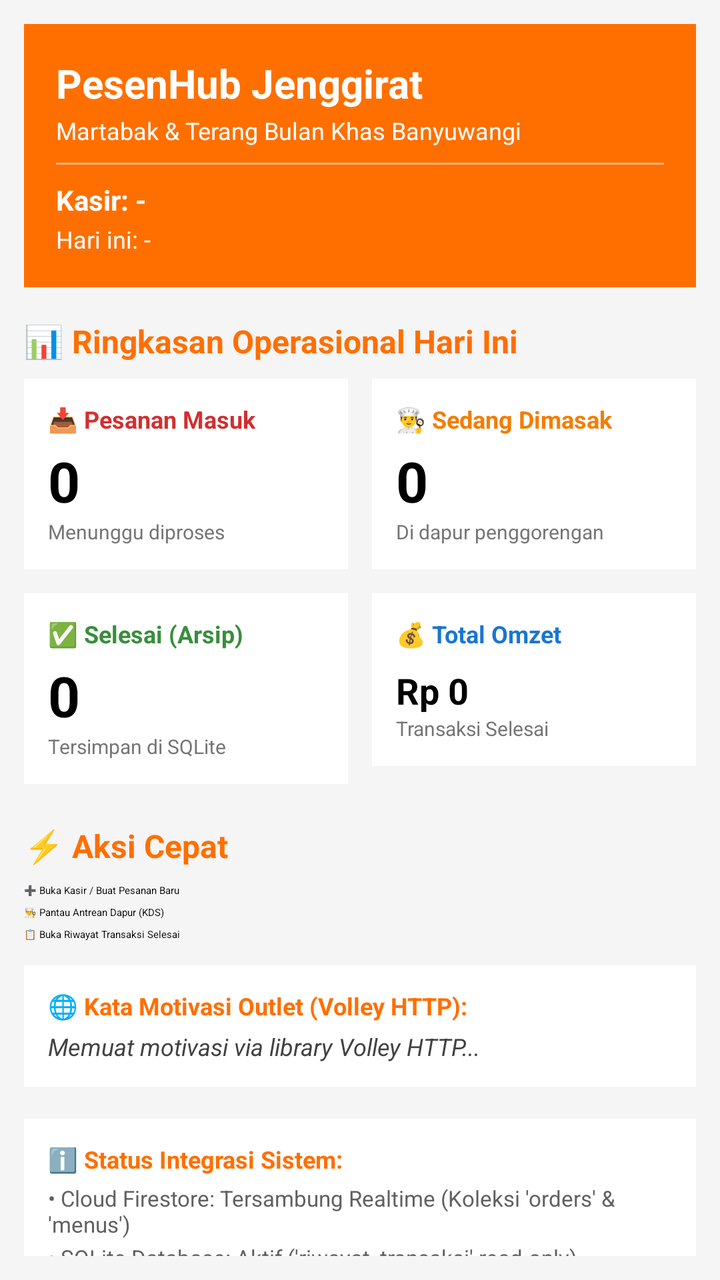
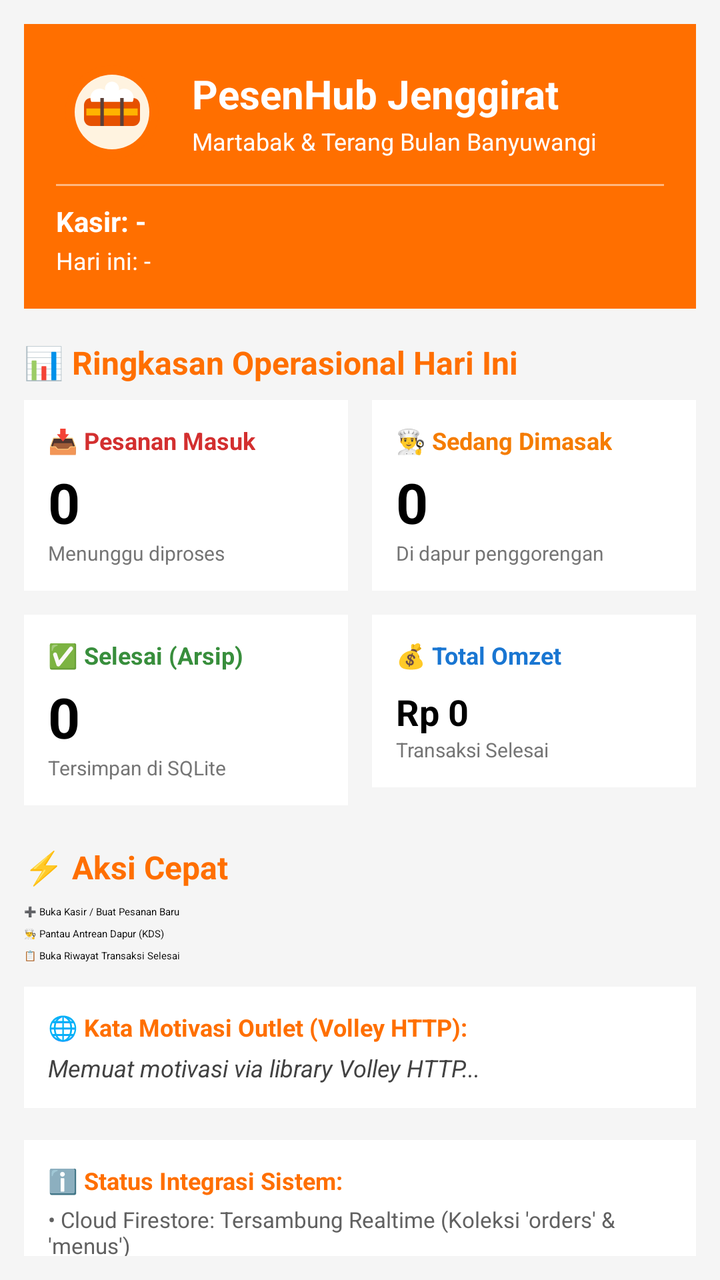

Two renders of the same Android screen: before a commit and after it. Below are the layout's source before the change and the commit's diff.
<!-- AndroidManifest.xml: application theme Theme.Material3.Light -->
<!-- res/layout/fragment_dashboard.xml -->
<?xml version="1.0" encoding="utf-8"?>
<ScrollView xmlns:android="http://schemas.android.com/apk/res/android"
    android:layout_width="match_parent"
    android:layout_height="match_parent"
    android:background="@color/background"
    android:padding="12dp">

    <LinearLayout
        android:layout_width="match_parent"
        android:layout_height="wrap_content"
        android:orientation="vertical">

        
        <LinearLayout
            android:layout_width="match_parent"
            android:layout_height="wrap_content"
            android:orientation="vertical"
            android:background="@color/primary"
            android:padding="16dp">

            <TextView
                android:layout_width="wrap_content"
                android:layout_height="wrap_content"
                android:text="PesenHub Jenggirat"
                android:textColor="@color/white"
                android:textSize="20sp"
                android:textStyle="bold" />

            <TextView
                android:layout_width="wrap_content"
                android:layout_height="wrap_content"
                android:text="Martabak &amp; Terang Bulan Khas Banyuwangi"
                android:textColor="@color/white"
                android:textSize="12sp"
                android:layout_marginTop="2dp" />

            <View
                android:layout_width="match_parent"
                android:layout_height="1dp"
                android:background="#80FFFFFF"
                android:layout_marginVertical="8dp" />

            <TextView
                android:id="@+id/txKasirEmail"
                android:layout_width="wrap_content"
                android:layout_height="wrap_content"
                android:text="Kasir: -"
                android:textColor="@color/white"
                android:textSize="14sp"
                android:textStyle="bold" />

            <TextView
                android:id="@+id/txTanggalHariIni"
                android:layout_width="wrap_content"
                android:layout_height="wrap_content"
                android:text="Hari ini: -"
                android:textColor="@color/white"
                android:textSize="12sp"
                android:layout_marginTop="2dp" />
        </LinearLayout>

        
        <TextView
            android:layout_width="wrap_content"
            android:layout_height="wrap_content"
            android:text="📊 Ringkasan Operasional Hari Ini"
            android:textColor="@color/primary"
            android:textSize="16sp"
            android:textStyle="bold"
            android:layout_marginTop="16dp" />

        
        <LinearLayout
            android:layout_width="match_parent"
            android:layout_height="wrap_content"
            android:orientation="horizontal"
            android:layout_marginTop="8dp">

            
            <LinearLayout
                android:layout_width="0dp"
                android:layout_height="wrap_content"
                android:layout_weight="1"
                android:orientation="vertical"
                android:background="@color/surface"
                android:padding="12dp"
                android:layout_marginEnd="6dp">

                <TextView
                    android:layout_width="wrap_content"
                    android:layout_height="wrap_content"
                    android:text="📥 Pesanan Masuk"
                    android:textSize="12sp"
                    android:textColor="#D32F2F"
                    android:textStyle="bold" />

                <TextView
                    android:id="@+id/txJumlahPending"
                    android:layout_width="wrap_content"
                    android:layout_height="wrap_content"
                    android:text="0"
                    android:textSize="28sp"
                    android:textStyle="bold"
                    android:textColor="@color/black"
                    android:layout_marginTop="4dp" />

                <TextView
                    android:layout_width="wrap_content"
                    android:layout_height="wrap_content"
                    android:text="Menunggu diproses"
                    android:textSize="10sp"
                    android:textColor="#757575" />
            </LinearLayout>

            
            <LinearLayout
                android:layout_width="0dp"
                android:layout_height="wrap_content"
                android:layout_weight="1"
                android:orientation="vertical"
                android:background="@color/surface"
                android:padding="12dp"
                android:layout_marginStart="6dp">

                <TextView
                    android:layout_width="wrap_content"
                    android:layout_height="wrap_content"
                    android:text="👨‍🍳 Sedang Dimasak"
                    android:textSize="12sp"
                    android:textColor="#F57C00"
                    android:textStyle="bold" />

                <TextView
                    android:id="@+id/txJumlahProses"
                    android:layout_width="wrap_content"
                    android:layout_height="wrap_content"
                    android:text="0"
                    android:textSize="28sp"
                    android:textStyle="bold"
                    android:textColor="@color/black"
                    android:layout_marginTop="4dp" />

                <TextView
                    android:layout_width="wrap_content"
                    android:layout_height="wrap_content"
                    android:text="Di dapur penggorengan"
                    android:textSize="10sp"
                    android:textColor="#757575" />
            </LinearLayout>
        </LinearLayout>

        
        <LinearLayout
            android:layout_width="match_parent"
            android:layout_height="wrap_content"
            android:orientation="horizontal"
            android:layout_marginTop="12dp">

            
            <LinearLayout
                android:layout_width="0dp"
                android:layout_height="wrap_content"
                android:layout_weight="1"
                android:orientation="vertical"
                android:background="@color/surface"
                android:padding="12dp"
                android:layout_marginEnd="6dp">

                <TextView
                    android:layout_width="wrap_content"
                    android:layout_height="wrap_content"
                    android:text="✅ Selesai (Arsip)"
                    android:textSize="12sp"
                    android:textColor="#388E3C"
                    android:textStyle="bold" />

                <TextView
                    android:id="@+id/txJumlahSelesai"
                    android:layout_width="wrap_content"
                    android:layout_height="wrap_content"
                    android:text="0"
                    android:textSize="28sp"
                    android:textStyle="bold"
                    android:textColor="@color/black"
                    android:layout_marginTop="4dp" />

                <TextView
                    android:layout_width="wrap_content"
                    android:layout_height="wrap_content"
                    android:text="Tersimpan di SQLite"
                    android:textSize="10sp"
                    android:textColor="#757575" />
            </LinearLayout>

            
            <LinearLayout
                android:layout_width="0dp"
                android:layout_height="wrap_content"
                android:layout_weight="1"
                android:orientation="vertical"
                android:background="@color/surface"
                android:padding="12dp"
                android:layout_marginStart="6dp">

                <TextView
                    android:layout_width="wrap_content"
                    android:layout_height="wrap_content"
                    android:text="💰 Total Omzet"
                    android:textSize="12sp"
                    android:textColor="#1976D2"
                    android:textStyle="bold" />

                <TextView
                    android:id="@+id/txTotalOmzet"
                    android:layout_width="wrap_content"
                    android:layout_height="wrap_content"
                    android:text="Rp 0"
                    android:textSize="18sp"
                    android:textStyle="bold"
                    android:textColor="@color/black"
                    android:layout_marginTop="8dp" />

                <TextView
                    android:layout_width="wrap_content"
                    android:layout_height="wrap_content"
                    android:text="Transaksi Selesai"
                    android:textSize="10sp"
                    android:textColor="#757575" />
            </LinearLayout>
        </LinearLayout>

        
        <TextView
            android:layout_width="wrap_content"
            android:layout_height="wrap_content"
            android:text="⚡ Aksi Cepat"
            android:textColor="@color/primary"
            android:textSize="16sp"
            android:textStyle="bold"
            android:layout_marginTop="20dp" />

        <Button
            android:id="@+id/btnAksiKasir"
            android:layout_width="match_parent"
            android:layout_height="wrap_content"
            android:text="➕ Buka Kasir / Buat Pesanan Baru"
            android:backgroundTint="@color/primary"
            android:layout_marginTop="8dp" />

        <Button
            android:id="@+id/btnAksiAntrian"
            android:layout_width="match_parent"
            android:layout_height="wrap_content"
            android:text="👨‍🍳 Pantau Antrean Dapur (KDS)"
            android:backgroundTint="#F57C00"
            android:layout_marginTop="4dp" />

        <Button
            android:id="@+id/btnAksiRiwayat"
            android:layout_width="match_parent"
            android:layout_height="wrap_content"
            android:text="📋 Buka Riwayat Transaksi Selesai"
            android:backgroundTint="#1976D2"
            android:layout_marginTop="4dp" />

        
        <LinearLayout
            android:layout_width="match_parent"
            android:layout_height="wrap_content"
            android:orientation="vertical"
            android:background="@color/surface"
            android:padding="12dp"
            android:layout_marginTop="12dp">

            <TextView
                android:layout_width="wrap_content"
                android:layout_height="wrap_content"
                android:text="🌐 Kata Motivasi Outlet (Volley HTTP):"
                android:textStyle="bold"
                android:textSize="12sp"
                android:textColor="@color/primary" />

            <TextView
                android:id="@+id/txKutipanVolley"
                android:layout_width="match_parent"
                android:layout_height="wrap_content"
                android:text="Memuat motivasi via library Volley HTTP..."
                android:textSize="12sp"
                android:textStyle="italic"
                android:textColor="#424242"
                android:layout_marginTop="4dp" />
        </LinearLayout>

        
        <LinearLayout
            android:layout_width="match_parent"
            android:layout_height="wrap_content"
            android:orientation="vertical"
            android:background="@color/surface"
            android:padding="12dp"
            android:layout_marginTop="16dp"
            android:layout_marginBottom="24dp">

            <TextView
                android:layout_width="wrap_content"
                android:layout_height="wrap_content"
                android:text="ℹ️ Status Integrasi Sistem:"
                android:textStyle="bold"
                android:textSize="12sp"
                android:textColor="@color/primary" />

            <TextView
                android:layout_width="wrap_content"
                android:layout_height="wrap_content"
                android:text="• Cloud Firestore: Tersambung Realtime (Koleksi 'orders' &amp; 'menus')"
                android:textSize="11sp"
                android:textColor="#616161"
                android:layout_marginTop="4dp" />

            <TextView
                android:layout_width="wrap_content"
                android:layout_height="wrap_content"
                android:text="• SQLite Database: Aktif ('riwayat_transaksi' read-only)"
                android:textSize="11sp"
                android:textColor="#616161"
                android:layout_marginTop="2dp" />

            <TextView
                android:layout_width="wrap_content"
                android:layout_height="wrap_content"
                android:text="• Customer Web: Terhubung (Realtime Firestore)"
                android:textSize="11sp"
                android:textColor="#616161"
                android:layout_marginTop="2dp" />
        </LinearLayout>

    </LinearLayout>
</ScrollView>
<!-- resources referenced by this layout -->
<resources>
  <color name="background">#F5F5F5</color>
  <color name="black">#000000</color>
  <color name="primary">#FF6F00</color>
  <color name="surface">#FFFFFF</color>
  <color name="white">#FFFFFF</color>
  <style name="Theme.Material3.Light" parent="Theme.Material3.DayNight.NoActionBar">
          <item name="colorPrimary">@color/primary</item>
          <item name="colorOnPrimary">@color/on_primary</item>
          <item name="android:statusBarColor">@color/primary_variant</item>
      </style>
  <color name="on_primary">#FFFFFF</color>
  <color name="primary_variant">#E65100</color>
</resources>

<!-- the commit's change to res/layout/fragment_dashboard.xml (unified diff, before → after) -->
@@ -18,21 +18,43 @@
             android:background="@color/primary"
             android:padding="16dp">
 
-            <TextView
-                android:layout_width="wrap_content"
-                android:layout_height="wrap_content"
-                android:text="PesenHub Jenggirat"
-                android:textColor="@color/white"
-                android:textSize="20sp"
-                android:textStyle="bold" />
-
-            <TextView
-                android:layout_width="wrap_content"
-                android:layout_height="wrap_content"
-                android:text="Martabak &amp; Terang Bulan Khas Banyuwangi"
-                android:textColor="@color/white"
-                android:textSize="12sp"
-                android:layout_marginTop="2dp" />
+            <LinearLayout
+                android:layout_width="match_parent"
+                android:layout_height="wrap_content"
+                android:orientation="horizontal"
+                android:gravity="center_vertical">
+
+                <ImageView
+                    android:id="@+id/imgLogoDashboard"
+                    android:layout_width="56dp"
+                    android:layout_height="56dp"
+                    android:src="@drawable/ic_logo_jenggirat"
+                    android:contentDescription="Logo Martabak Jenggirat" />
+
+                <LinearLayout
+                    android:layout_width="0dp"
+                    android:layout_height="wrap_content"
+                    android:layout_weight="1"
+                    android:layout_marginStart="12dp"
+                    android:orientation="vertical">
+
+                    <TextView
+                        android:layout_width="wrap_content"
+                        android:layout_height="wrap_content"
+                        android:text="PesenHub Jenggirat"
+                        android:textColor="@color/white"
+                        android:textSize="20sp"
+                        android:textStyle="bold" />
+
+                    <TextView
+                        android:layout_width="wrap_content"
+                        android:layout_height="wrap_content"
+                        android:text="Martabak &amp; Terang Bulan Banyuwangi"
+                        android:textColor="@color/white"
+                        android:textSize="12sp"
+                        android:layout_marginTop="2dp" />
+                </LinearLayout>
+            </LinearLayout>
 
             <View
                 android:layout_width="match_parent"
<!-- resource entries referenced after the edit -->
@@ -5,6 +5,37 @@
   <color name="primary">#FF6F00</color>
   <color name="surface">#FFFFFF</color>
   <color name="white">#FFFFFF</color>
+  <!-- drawable ic_logo_jenggirat (drawable) -->
+  <vector xmlns:android="http://schemas.android.com/apk/res/android"
+      android:width="96dp"
+      android:height="96dp"
+      android:viewportWidth="96"
+      android:viewportHeight="96">
+      
+      <path
+          android:fillColor="#FF6F00"
+          android:pathData="M48,8C25.9,8 8,25.9 8,48s17.9,40 40,40 40,-17.9 40,-40S70.1,8 48,8z" />
+      
+      <path
+          android:fillColor="#FFF3E0"
+          android:pathData="M48,16C30.3,16 16,30.3 16,48s14.3,32 32,32 32,-14.3 32,-32S65.7,16 48,16z" />
+      
+      <path
+          android:fillColor="#E65100"
+          android:pathData="M30,36h36c3.3,0 6,2.7 6,6v12c0,3.3 -2.7,6 -6,6H30c-3.3,0 -6,-2.7 -6,-6V42c0,-3.3 2.7,-6 6,-6z" />
+      
+      <path
+          android:fillColor="#FFB300"
+          android:pathData="M26,45h44v6H26z" />
+      
+      <path
+          android:fillColor="#FFFFFF"
+          android:pathData="M48,22c-3.3,0 -6,2.7 -6,6 0,0.5 0.1,1 0.2,1.5 -1.3,-0.9 -2.9,-1.5 -4.7,-1.5 -4.4,0 -8,3.6 -8,8 0,1.2 0.3,2.3 0.8,3.3H65.7c0.5,-1 0.8,-2.1 0.8,-3.3 0,-4.4 -3.6,-8 -8,-8 -1.8,0 -3.4,0.6 -4.7,1.5 0.1,-0.5 0.2,-1 0.2,-1.5 0,-3.3 -2.7,-6 -6,-6z" />
+      
+      <path
+          android:fillColor="#5D4037"
+          android:pathData="M38,36h3v24h-3zM55,36h3v24h-3z" />
+  </vector>
   <style name="Theme.Material3.Light" parent="Theme.Material3.DayNight.NoActionBar">
           <item name="colorPrimary">@color/primary</item>
           <item name="colorOnPrimary">@color/on_primary</item>
